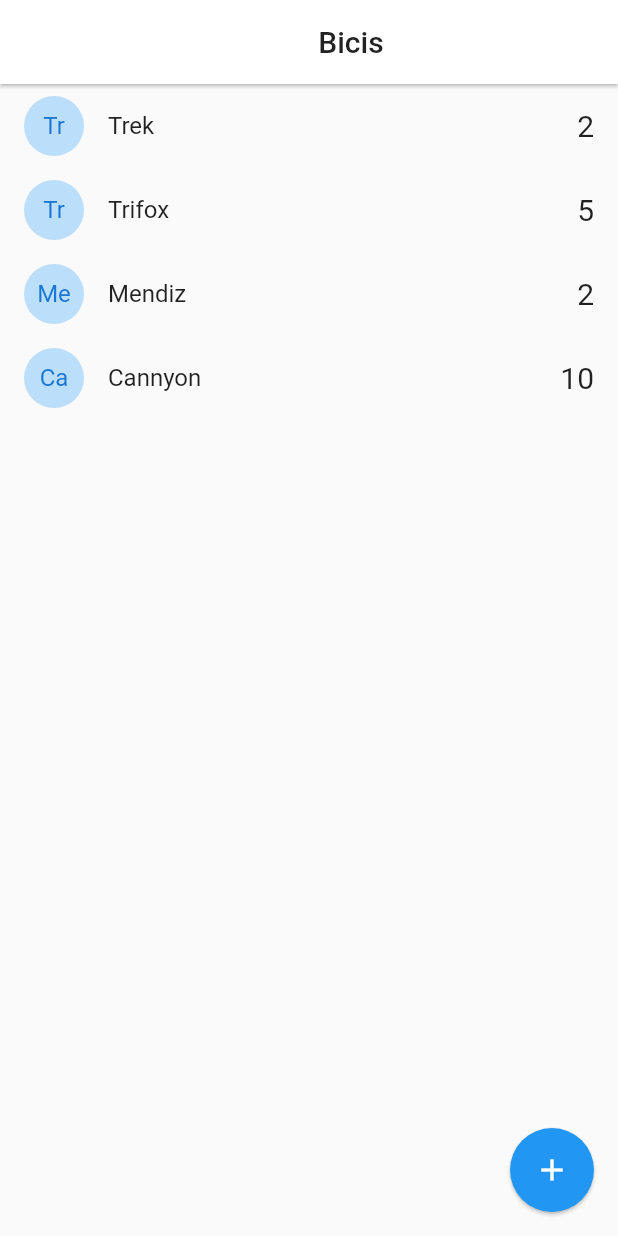
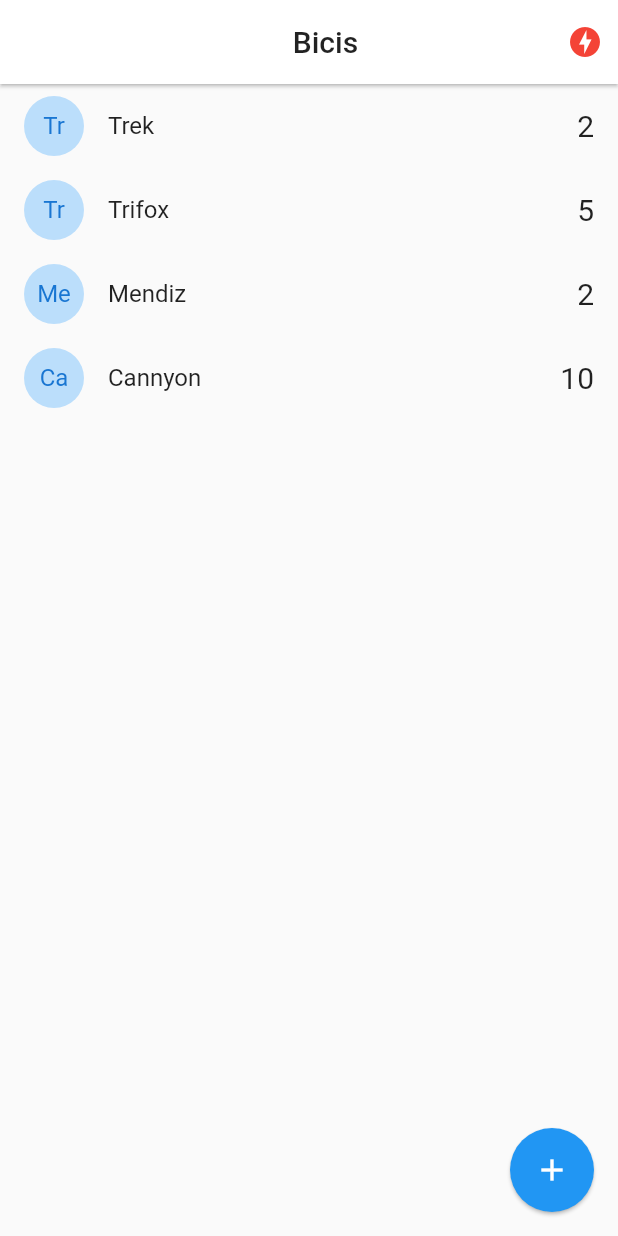
Before and after one commit to Antoniojesus1999/flutter_sockets, a Flutter app: the HomePage screen opened by its route, on a phone screen of 412 x 824 dp. Run offline on Flutter 3.47's test engine with Material 2 defaults, Android fonts, the phone set to English and light mode, and no system bars; our stand-ins replace socket_io_client; network calls fail.

Commit message:
añadido icono cuando tiene conexión o cuando no tiene conexión

```diff
--- a/lib/pages/home.dart
+++ b/lib/pages/home.dart
@@ -4,6 +4,9 @@ import 'dart:ui';
 import 'package:flutter/cupertino.dart';
 import 'package:flutter/material.dart';
 import 'package:flutter_sockets/models/bici.dart';
+import 'package:provider/provider.dart';
+
+import '../services/socket_service.dart';
 
 class HomePage extends StatefulWidget {
   const HomePage({super.key});
@@ -22,12 +25,24 @@ class _HomePageState extends State<HomePage> {
 
   @override
   Widget build(BuildContext context) {
+    final socketService = Provider.of<SocketService>(context);
     return Scaffold(
       appBar: AppBar(
         title: const Center(
             child: Text('Bicis', style: TextStyle(color: Colors.black87))),
         backgroundColor: Colors.white,
         elevation: 1,
+        actions: [
+          Container(
+            margin: const EdgeInsets.only(right: 10),
+            child: (socketService.serverStatus == ServerStatus.online)
+                ? Icon(Icons.check_circle, color: Colors.blue[300])
+                : const Icon(
+                    Icons.offline_bolt,
+                    color: Colors.red,
+                  ),
+          )
+        ],
       ),
       body: ListView.builder(
           itemCount: bicis.length,
```
